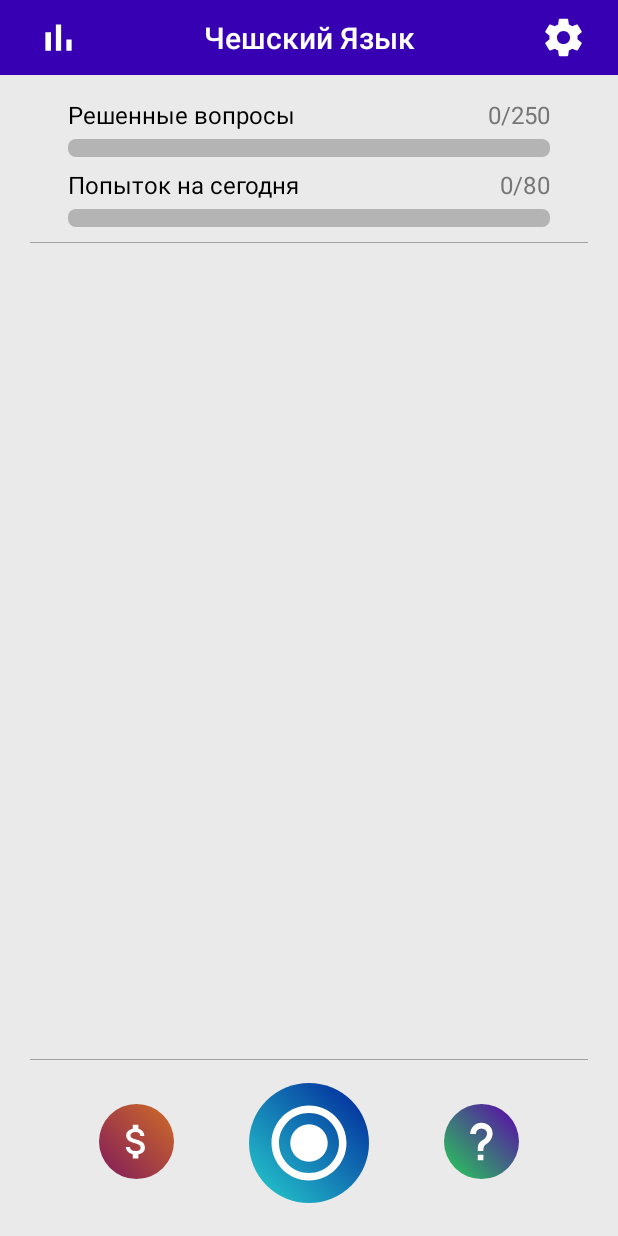
After one commit to coder-chekunkov/Czech-Language, an Android app: the MenuActivity screen opened directly, with no data from a screen before it, on a phone screen of 412 x 824 dp. The commit adds this screen. Run offline under Robolectric (Android 15) with nearby library versions, the phone set to English and light mode, and no system bars.

Commit message:
start adding main menu

```diff
--- /dev/null
+++ b/app/src/main/java/com/example/czech_language/MenuActivity.java
@@ -0,0 +1,95 @@
+package com.example.czech_language;
+
+import android.annotation.SuppressLint;
+import android.os.Bundle;
+import android.view.View;
+import android.widget.ImageButton;
+import android.widget.ProgressBar;
+import android.widget.TextView;
+import android.widget.Toast;
+import androidx.appcompat.app.AppCompatActivity;
+import com.example.czech_language.static_worker.StartAnimation;
+
+public class MenuActivity extends AppCompatActivity implements View.OnClickListener {
+
+    ImageButton buttonNetwork, buttonSettings,
+            buttonShop, buttonInformation, buttonPlay;
+    ProgressBar pbAllSolutionProblems, pbTodaySolutionProblems;
+    TextView twAllSolutionProblems, twTodaySolutionProblems;
+
+    int allProblems = 250, todayMaxProblems = 80;
+
+    @SuppressLint("SetTextI18n")
+    protected void onCreate(Bundle savedInstanceState) {
+        super.onCreate(savedInstanceState);
+        setContentView(R.layout.activity_menu);
+
+        // Регистрация прогресс-баров:
+        pbAllSolutionProblems = findViewById(R.id.progressBar_decided_questions);
+        pbAllSolutionProblems.setMax(allProblems);
+        pbTodaySolutionProblems = findViewById(R.id.progressBar_last_questions);
+        pbAllSolutionProblems.setMax(todayMaxProblems);
+
+        // Регистрация надписей с решенными вопросами:
+        twAllSolutionProblems = findViewById(R.id.text_decided_questions);
+        twAllSolutionProblems.setText("0/" + allProblems);
+        twTodaySolutionProblems = findViewById(R.id.text_last_questions);
+        twTodaySolutionProblems.setText("0/" + todayMaxProblems);
+
+        // Регистрация кнопки "Сеть":
+        buttonNetwork = findViewById(R.id.button_network);
+        buttonNetwork.setOnClickListener(this);
+
+        // Регистрация кнопки "Настройки":
+        buttonSettings = findViewById(R.id.button_settings);
+        buttonSettings.setOnClickListener(this);
+
+        // Регистрация кнопки "Магазин":
+        buttonShop = findViewById(R.id.button_shop);
+        buttonShop.setOnClickListener(this);
+
+        // Регистрация кнопки "Информация":
+        buttonInformation = findViewById(R.id.button_information);
+        buttonInformation.setOnClickListener(this);
+
+        // Регистрация кнопки "Играть":
+        buttonPlay = findViewById(R.id.button_play_game);
+        buttonPlay.setOnClickListener(this);
+
+        // Запуск анимации всех кнопок:
+        StartAnimation startAnimation = new StartAnimation(buttonPlay, buttonShop, buttonInformation);
+        startAnimation.startAnimation();
+    }
+
+    @SuppressLint("NonConstantResourceId")
+    @Override
+    public void onClick(View v) {
+        switch (v.getId()) {
+            // Нажатие на кнопку "Сеть":
+            case R.id.button_network:
+                Toast toastNetwork = Toast.makeText(getApplicationContext(), "Network push.", Toast.LENGTH_SHORT);
+                toastNetwork.show();
+                break;
+            // Нажатие на кнопку "Настройки":
+            case R.id.button_settings:
+                Toast toastSettings = Toast.makeText(getApplicationContext(), "Settings push.", Toast.LENGTH_SHORT);
+                toastSettings.show();
+                break;
+            // Нажатие на кнопку "Магазин":
+            case R.id.button_shop:
+                Toast toastShop = Toast.makeText(getApplicationContext(), "Shop push.", Toast.LENGTH_SHORT);
+                toastShop.show();
+                break;
+            // Нажатие на кнопку "Информация":
+            case R.id.button_information:
+                Toast toastInfo = Toast.makeText(getApplicationContext(), "Information push.", Toast.LENGTH_SHORT);
+                toastInfo.show();
+                break;
+            // Нажатие на кнопку "Играть":
+            case R.id.button_play_game:
+                Toast toastStart = Toast.makeText(getApplicationContext(), "Start push.", Toast.LENGTH_SHORT);
+                toastStart.show();
+                break;
+        }
+    }
+}
--- a/app/src/main/java/com/example/czech_language/StartActivity.java
+++ b/app/src/main/java/com/example/czech_language/StartActivity.java
@@ -1,13 +1,29 @@
 package com.example.czech_language;
 
+import android.content.Intent;
+import android.view.View;
+import android.widget.ImageView;
 import androidx.appcompat.app.AppCompatActivity;
 import android.os.Bundle;
 
-public class StartActivity extends AppCompatActivity {
+public class StartActivity extends AppCompatActivity implements View.OnClickListener {
+
+    ImageView img;
 
     @Override
     protected void onCreate(Bundle savedInstanceState) {
         super.onCreate(savedInstanceState);
         setContentView(R.layout.activity_start);
+
+        img = findViewById(R.id.imageView2);
+        img.setOnClickListener(this);
+    }
+
+    @Override
+    public void onClick(View v) {
+        if (v.getId() == R.id.imageView2) {
+            Intent go_to_home = new Intent(StartActivity.this, MenuActivity.class);
+            startActivity(go_to_home);
+        }
     }
 }
--- /dev/null
+++ b/app/src/main/java/com/example/czech_language/static_worker/ProgressBarWorker.java
@@ -0,0 +1,24 @@
+package com.example.czech_language.static_worker;
+
+import android.widget.ProgressBar;
+
+public class ProgressBarWorker {
+
+    int allSolutionProblems, todaySolutionProblems;
+    ProgressBar pbAllSolutionProblems, pbTodaySolutionProblems;
+
+    public ProgressBarWorker(int allSolutionProblems, int todaySolutionProblems,
+                             ProgressBar pbAllSolutionProblems, ProgressBar pbTodaySolutionProblems) {
+        this.allSolutionProblems = allSolutionProblems;
+        this.todaySolutionProblems = todaySolutionProblems;
+        this.pbAllSolutionProblems = pbAllSolutionProblems;
+        this.pbTodaySolutionProblems = pbTodaySolutionProblems;
+    }
+
+    public void setProgress(){
+        pbAllSolutionProblems.setProgress(allSolutionProblems);
+        pbTodaySolutionProblems.setProgress(todaySolutionProblems);
+    }
+
+
+}
--- /dev/null
+++ b/app/src/main/java/com/example/czech_language/static_worker/StartAnimation.java
@@ -0,0 +1,36 @@
+package com.example.czech_language.static_worker;
+
+import android.graphics.drawable.AnimationDrawable;
+import android.widget.ImageButton;
+
+public class StartAnimation {
+
+    ImageButton buttonPlay, buttonShop, buttonInformation;
+
+    public StartAnimation(ImageButton buttonPlay, ImageButton buttonShop, ImageButton buttonInformation) {
+        this.buttonPlay = buttonPlay;
+        this.buttonShop = buttonShop;
+        this.buttonInformation = buttonInformation;
+    }
+
+    public void startAnimation() {
+        // Запуск анимации кнопки "Играть":
+        AnimationDrawable animationDrawablePlay = (AnimationDrawable) buttonPlay.getBackground();
+        animationDrawablePlay.setEnterFadeDuration(500);
+        animationDrawablePlay.setExitFadeDuration(1000);
+        animationDrawablePlay.start();
+
+        // Запуск анимации кнопки "Магазин":
+        AnimationDrawable animationDrawableShop = (AnimationDrawable) buttonShop.getBackground();
+        animationDrawableShop.setEnterFadeDuration(500);
+        animationDrawableShop.setExitFadeDuration(1000);
+        animationDrawableShop.start();
+
+        // Запуск анимации кнопки "Информация":
+        AnimationDrawable animationDrawableInformation = (AnimationDrawable) buttonInformation.getBackground();
+        animationDrawableInformation.setEnterFadeDuration(500);
+        animationDrawableInformation.setExitFadeDuration(1000);
+        animationDrawableInformation.start();
+    }
+
+}
--- /dev/null
+++ b/app/src/main/res/layout/activity_menu.xml
@@ -0,0 +1,186 @@
+<?xml version="1.0" encoding="utf-8"?>
+<RelativeLayout xmlns:android="http://schemas.android.com/apk/res/android"
+                xmlns:tools="http://schemas.android.com/tools" android:id="@+id/activity_start"
+                android:background="#eaeaea"
+                android:layout_width="match_parent"
+                android:layout_height="match_parent">
+
+    <androidx.appcompat.widget.Toolbar
+            android:id="@+id/toolbar"
+            android:layout_width="match_parent"
+            android:layout_height="50dp"
+            android:background="?attr/colorPrimaryDark">
+
+        <TextView
+                android:id="@+id/text_toolbar_title"
+                style="@style/Base.TextAppearance.AppCompat.Widget.ActionBar.Title"
+                android:layout_width="wrap_content"
+                android:layout_height="wrap_content"
+                android:text="Чешский Язык"
+                android:textColor="#FFF"
+                android:layout_gravity="center"
+                tools:ignore="HardcodedText"/>
+
+        <ImageButton
+                android:layout_gravity="left"
+                android:layout_width="45dp"
+                android:layout_height="match_parent"
+                android:src="@drawable/icon_button_statistic"
+                android:background="@null"
+                android:id="@+id/button_network"
+                android:layout_marginLeft="2dp"
+                tools:ignore="ContentDescription,RtlHardcoded,VectorDrawableCompat"/>
+
+        <ImageButton
+                android:layout_gravity="right"
+                android:layout_width="45dp"
+                android:layout_height="match_parent"
+                android:src="@drawable/icon_button_settings"
+                android:background="@null"
+                android:id="@+id/button_settings"
+                android:layout_marginRight="14dp"
+                tools:ignore="ContentDescription,RtlHardcoded,VectorDrawableCompat"/>
+
+    </androidx.appcompat.widget.Toolbar>
+
+    <RelativeLayout xmlns:android="http://schemas.android.com/apk/res/android"
+                    android:layout_width="match_parent"
+                    android:layout_height="match_parent"
+                    android:layout_marginTop="10dp"
+                    android:layout_marginLeft="20dp"
+                    android:layout_marginRight="20dp"
+                    android:layout_below="@id/toolbar"
+                    android:background="#eaeaea"
+                    android:id="@+id/my_layout" tools:ignore="RedundantNamespace">
+
+        <RelativeLayout xmlns:android="http://schemas.android.com/apk/res/android"
+                        android:layout_width="match_parent"
+                        android:layout_height="wrap_content"
+                        android:layout_marginTop="5dp"
+                        android:layout_marginLeft="25dp"
+                        android:layout_marginRight="25dp"
+                        android:background="#eaeaea"
+                        android:id="@+id/layout_static">
+
+            <TextView
+                    android:text="Решенные вопросы"
+                    android:textSize="16dp"
+                    android:textColor="#000"
+                    android:layout_alignParentLeft="true"
+                    android:layout_width="wrap_content"
+                    android:layout_height="wrap_content"
+                    android:id="@+id/text_number_1"
+                    android:textAllCaps="false" tools:ignore="HardcodedText,RtlHardcoded,SpUsage"/>
+
+            <TextView
+                    android:text="0/100"
+                    android:textSize="16dp"
+                    android:textColor="#767676"
+                    android:layout_width="wrap_content"
+                    android:layout_height="wrap_content"
+                    android:layout_alignParentRight="true"
+                    android:id="@+id/text_decided_questions" tools:ignore="HardcodedText,RtlHardcoded,SpUsage"/>
+
+            <ProgressBar
+                    style="@android:style/Widget.ProgressBar.Horizontal"
+                    android:progressDrawable="@drawable/custom_progress_bar_decided_questions"
+                    android:layout_marginTop="5dp"
+                    android:layout_below="@id/text_number_1"
+                    android:id="@+id/progressBar_decided_questions"
+                    android:visibility="visible"
+                    android:layout_width="match_parent"
+                    android:layout_height="12dp"/>
+
+            <TextView
+                    android:text="Попыток на сегодня"
+                    android:textSize="16dp"
+                    android:layout_marginTop="7dp"
+                    android:textColor="#000"
+                    android:layout_below="@id/progressBar_decided_questions"
+                    android:layout_width="wrap_content"
+                    android:layout_height="wrap_content"
+                    android:id="@+id/text_number_2"
+                    android:textAllCaps="false" tools:ignore="HardcodedText,SpUsage"/>
+
+            <TextView
+                    android:layout_marginTop="7dp"
+                    android:text="0/100"
+                    android:textSize="16dp"
+                    android:textColor="#767676"
+                    android:layout_width="wrap_content"
+                    android:layout_height="wrap_content"
+                    android:layout_below="@id/progressBar_decided_questions"
+                    android:layout_alignParentRight="true"
+                    android:id="@+id/text_last_questions" tools:ignore="HardcodedText,RtlHardcoded,SpUsage"/>
+
+            <ProgressBar
+                    style="@android:style/Widget.ProgressBar.Horizontal"
+                    android:progressDrawable="@drawable/custom_progress_bar_last_questions"
+                    android:layout_marginTop="5dp"
+                    android:layout_below="@id/text_number_2"
+                    android:id="@+id/progressBar_last_questions"
+                    android:visibility="visible"
+                    android:layout_width="match_parent"
+                    android:layout_height="12dp"/>
+
+        </RelativeLayout>
+
+        <View
+                android:id="@+id/view_up"
+                android:layout_centerHorizontal="true"
+                android:layout_width="fill_parent"
+                android:layout_height="0.5dp"
+                android:layout_marginTop="10dp"
+                android:layout_below="@+id/layout_static"
+                android:background="#a1a1a1"/>
+
+
+
+
+        <View
+                android:id="@+id/view_down"
+                android:layout_centerHorizontal="true"
+                android:layout_width="fill_parent"
+                android:layout_height="0.5dp"
+                android:layout_marginBottom="15dp"
+                android:layout_above="@+id/button_play_game"
+                android:background="#a1a1a1" />
+
+        <ImageButton
+                android:background="@drawable/color_list_button_start"
+                android:src="@drawable/icon_button_start"
+                android:layout_width="80dp"
+                android:layout_height="80dp"
+                android:layout_alignParentBottom="true"
+                android:layout_centerHorizontal="true"
+                android:layout_marginBottom="22dp"
+                android:id="@+id/button_play_game"
+                tools:ignore="ContentDescription,MissingPrefix,VectorDrawableCompat"/>
+
+        <ImageButton
+                android:layout_width="50dp"
+                android:layout_height="50dp"
+                android:src="@drawable/icon_button_information"
+                android:background="@drawable/color_list_button_information"
+                android:id="@+id/button_information"
+                android:layout_marginBottom="16dp"
+                android:layout_alignBottom="@+id/button_play_game"
+                android:layout_toRightOf="@+id/button_play_game"
+                android:layout_toEndOf="@+id/button_play_game"
+                android:layout_marginLeft="50dp"
+                tools:ignore="ContentDescription,MissingPrefix,RtlHardcoded,VectorDrawableCompat"/>
+
+        <ImageButton
+                android:layout_width="50dp"
+                android:layout_height="50dp"
+                android:src="@drawable/icon_button_shop"
+                android:background="@drawable/color_list_button_shop"
+                android:id="@+id/button_shop"
+                android:layout_marginBottom="16dp"
+                android:layout_alignBottom="@+id/button_play_game"
+                android:layout_toLeftOf="@+id/button_play_game"
+                android:layout_marginRight="50dp"
+                tools:ignore="ContentDescription,MissingPrefix,RtlHardcoded"/>
+
+    </RelativeLayout>
+</RelativeLayout>
--- a/app/src/main/res/values/strings.xml
+++ b/app/src/main/res/values/strings.xml
@@ -1,3 +1,3 @@
 <resources>
-    <string name="app_name">czech-language</string>
+    <string name="app_name">Чешский Язык</string>
 </resources>
```
Also changed, not shown: app/src/main/AndroidManifest.xml (+13 -3 lines).
